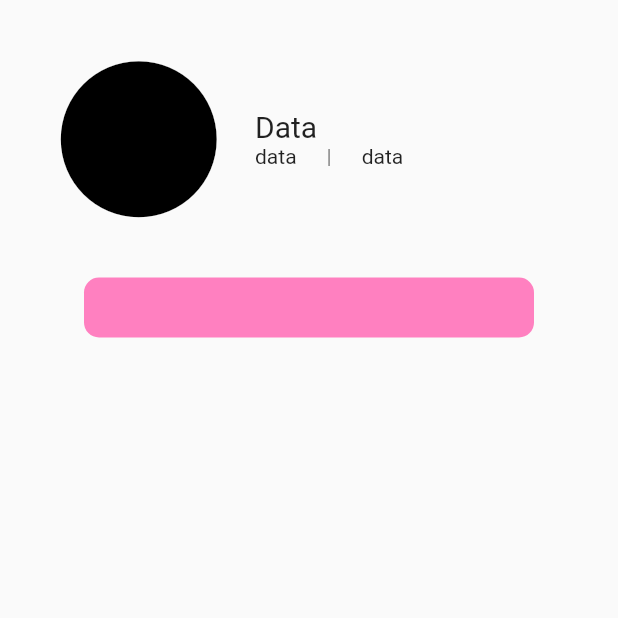
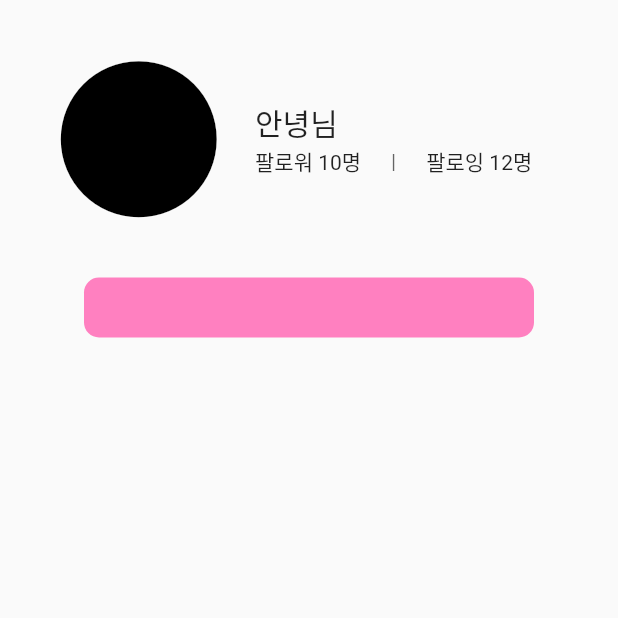
Before and after one commit to FUNFUNSUN/funsunfront, a Flutter app: the screen it shows after launch, after a tap on "userPage로 이동 임시테스트", on a phone screen of 412 x 824 dp, the top half of it. Run offline on Flutter 3.47's test engine with Material 2 defaults, Android fonts, the light colour scheme and no system bars; our stand-ins replace image_picker, percent_indicator; missing offline and left inert: kakao_flutter_sdk, kakao_flutter_sdk_common.

Commit message:
Refactor : userPage Widget seperate

```diff
--- a/lib/screens/userPage.dart
+++ b/lib/screens/userPage.dart
@@ -1,4 +1,5 @@
 import 'package:flutter/material.dart';
+import 'package:funsunfront/widgets/profile.dart';
 
 class UserPage extends StatelessWidget {
   const UserPage({super.key});
@@ -12,44 +13,11 @@ class UserPage extends StatelessWidget {
             padding: const EdgeInsets.all(30.0),
             child: Column(
               children: [
-                Row(
-                  children: [
-                    const Icon(
-                      Icons.circle,
-                      color: Colors.black,
-                      size: 125,
-                    ),
-                    const SizedBox(
-                      width: 15,
-                    ),
-                    Column(
-                      crossAxisAlignment: CrossAxisAlignment.start,
-                      children: [
-                        const Text(
-                          'Data',
-                          style: TextStyle(fontSize: 20),
-                        ),
-                        Row(
-                          children: [
-                            const Text('data'),
-                            const SizedBox(
-                              width: 20,
-                            ),
-                            Text(
-                              '|',
-                              style: TextStyle(
-                                color: Colors.black.withOpacity(0.6),
-                              ),
-                            ),
-                            const SizedBox(
-                              width: 20,
-                            ),
-                            const Text('data'),
-                          ],
-                        ),
-                      ],
-                    ),
-                  ],
+                const Profile(
+                  userName: '안녕',
+                  following: 12,
+                  follower: 10,
+                  //이렇게 하는게 맞는지 정확히는 모르겠음
                 ),
                 const SizedBox(
                   height: 30,
--- a/lib/screens/viewPage.dart
+++ b/lib/screens/viewPage.dart
@@ -5,7 +5,7 @@ class ViewPage extends StatelessWidget {
   const ViewPage({super.key});
   @override
   Widget build(BuildContext context) {
-    double percent = 0.5;
+    double percent = 0.60;
     double tmp = percent * 100;
     int temp = tmp.toInt();
     String percentStr = temp.toString();
@@ -121,7 +121,7 @@ class ViewPage extends StatelessWidget {
                   const SizedBox(
                     height: 40,
                   ),
-                  Row(
+                  Column(
                     mainAxisAlignment: MainAxisAlignment.center,
                     children: [
                       Container(
@@ -131,8 +131,16 @@ class ViewPage extends StatelessWidget {
                           borderRadius: BorderRadius.circular(10),
                           color: const Color(0xffFF80C0),
                         ),
-                        child: const Text(
-                          '펀딩하기',
+                        child: const Center(
+                          child: Text(
+                            '펀딩하기',
+                            textAlign: TextAlign.center,
+                            style: TextStyle(
+                              fontSize: 17,
+                              fontWeight: FontWeight.w700,
+                              color: Colors.white,
+                            ),
+                          ),
                         ),
                       ),
                     ],
--- /dev/null
+++ b/lib/widgets/profile.dart
@@ -0,0 +1,57 @@
+import 'package:flutter/material.dart';
+
+class Profile extends StatelessWidget {
+  final String userName;
+  final int following, follower;
+
+  const Profile(
+      {super.key,
+      required this.userName,
+      required this.following,
+      required this.follower});
+
+  @override
+  Widget build(BuildContext context) {
+    String followingStr = following.toString();
+    String followerStr = follower.toString();
+    return Row(
+      children: [
+        const Icon(
+          Icons.circle,
+          color: Colors.black,
+          size: 125,
+        ),
+        const SizedBox(
+          width: 15,
+        ),
+        Column(
+          crossAxisAlignment: CrossAxisAlignment.start,
+          children: [
+            Text(
+              '$userName님',
+              style: const TextStyle(fontSize: 20),
+            ),
+            Row(
+              children: [
+                Text('팔로워 $followerStr명'),
+                const SizedBox(
+                  width: 20,
+                ),
+                Text(
+                  '|',
+                  style: TextStyle(
+                    color: Colors.black.withOpacity(0.6),
+                  ),
+                ),
+                const SizedBox(
+                  width: 20,
+                ),
+                Text('팔로잉 $followingStr명'),
+              ],
+            ),
+          ],
+        ),
+      ],
+    );
+  }
+}
```
